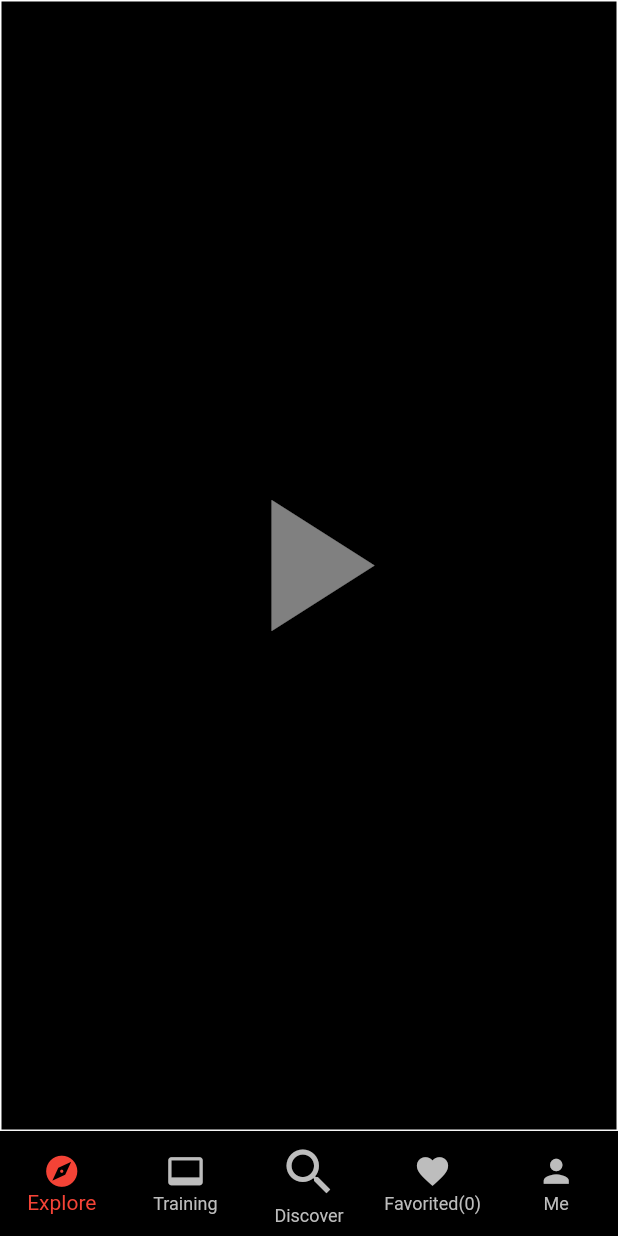
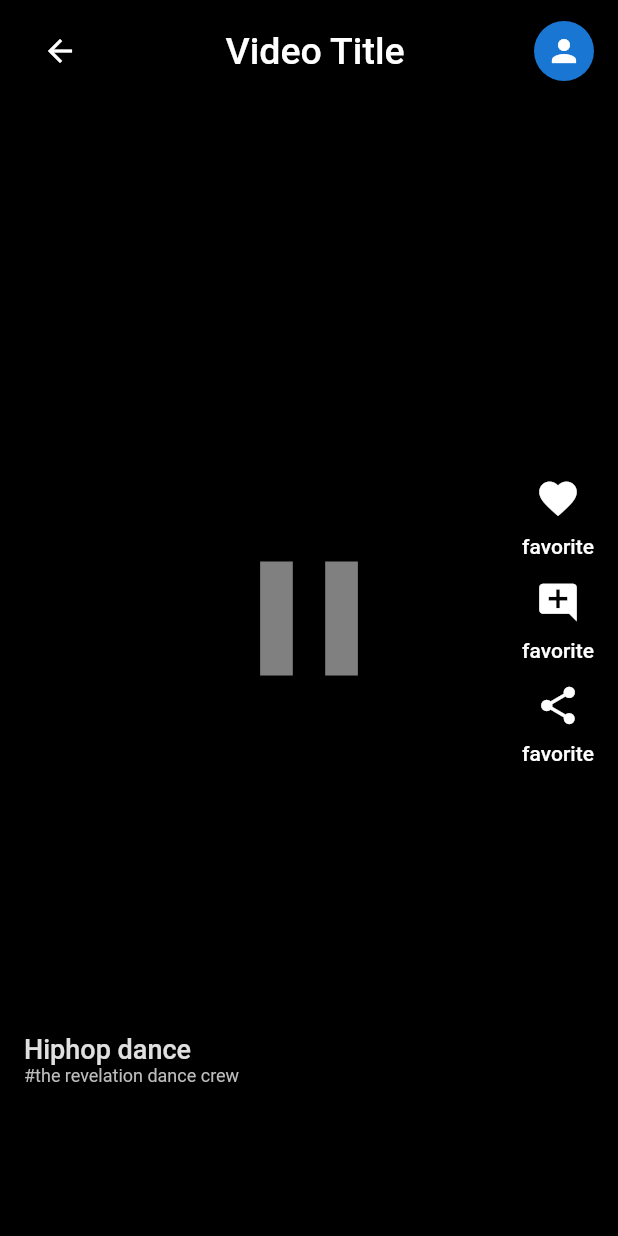
Before and after one commit to PaulVinSoft249/dance_trainin_app, a Flutter app: the screen it shows after launch, scrolled down 576 dp, after a tap on the "play arrow" icon, on a phone screen of 412 x 824 dp. Run offline on Flutter 3.47's test engine with Material 2 defaults, Android fonts, the phone set to English and light mode, and no system bars.

Commit message:
add some changes on nav

```diff
--- a/lib/main.dart
+++ b/lib/main.dart
@@ -1,4 +1,4 @@
-import 'package:dance_trainin_app/ui/pages/home_page.dart';
+import 'package:dance_trainin_app/pages/home_page.dart';
 import 'package:dance_trainin_app/view_models/app_models.dart';
 import 'package:flutter/material.dart';
 import 'package:provider/provider.dart';
--- /dev/null
+++ b/lib/pages/explore_page.dart
@@ -0,0 +1,97 @@
+import 'package:dance_trainin_app/pages/video_player_page.dart';
+import 'package:flutter/material.dart';
+
+class ExplorePage extends StatelessWidget {
+  @override
+  Widget build(BuildContext context) {
+    final screenSize = MediaQuery.of(context).size;
+    return PageView.builder(
+      scrollDirection: Axis.vertical,
+      physics: BouncingScrollPhysics(),
+      itemCount: 6,
+      itemBuilder: (ctx, i) {
+        return Container(
+          height: screenSize.height,
+          width: screenSize.width,
+          decoration: BoxDecoration(
+            color: Colors.black.withOpacity(.5),
+            border: Border.all(
+              color: Colors.white,
+              width: 0.1,
+            ),
+          ),
+          child: Stack(
+            children: <Widget>[
+              profileIcon(context),
+              playButton(context),
+              caption(context),
+            ],
+          ),
+        );
+      },
+    );
+  }
+
+  playButton(context) {
+    return Align(
+      alignment: Alignment.center,
+      child: IconButton(
+        // splashColor: Colors.transparent,
+        iconSize: 150,
+        color: Colors.white.withOpacity(.5),
+        icon: Icon(
+          Icons.play_arrow,
+        ),
+        onPressed: () {
+          print('play icon tapped');
+          Navigator.of(context)
+              .push(MaterialPageRoute(builder: (ctx) => VideoPlayerPage()));
+        },
+      ),
+    );
+  }
+
+  caption(BuildContext context) {
+    return Padding(
+      padding: const EdgeInsets.all(16.0),
+      child: Align(
+        alignment: Alignment.bottomLeft,
+        child: RichText(
+          text: TextSpan(
+            children: [
+              TextSpan(
+                text: 'Hiphop dance\n',
+                style: TextStyle(fontSize: 20, fontWeight: FontWeight.w500),
+              ),
+              TextSpan(
+                text: '#the revelation dance crew',
+                style: TextStyle(fontSize: 14, color: Colors.grey[400]),
+              ),
+            ],
+          ),
+        ),
+      ),
+    );
+  }
+}
+
+profileIcon(context) {
+  return Padding(
+    padding: const EdgeInsets.all(16.0),
+    child: Align(
+      alignment: Alignment.topRight,
+      child: Column(
+        children: <Widget>[
+          CircleAvatar(
+            child: Icon(Icons.person, color: Colors.black),
+            radius: 18,
+            // backgroundColor: Colors.white,
+          ),
+          SizedBox(height: 10),
+          Text('Neerd Paul'.toUpperCase(),
+              style: TextStyle(fontSize: 12, color: Colors.white60)),
+        ],
+      ),
+    ),
+  );
+}
--- a/lib/ui/pages/home_page.dart
+++ b/lib/pages/home_page.dart
@@ -1,4 +1,5 @@
-import 'package:dance_trainin_app/ui/pages/explore_page.dart';
+import 'package:dance_trainin_app/pages/explore_page.dart';
+import 'package:dance_trainin_app/pages/traing_vid_page.dart';
 import 'package:dance_trainin_app/widgets/nav_bar.dart';
 import 'package:flutter/material.dart';
 
@@ -42,7 +43,7 @@ class _HomePageState extends State<HomePage> {
             physics: NeverScrollableScrollPhysics(),
             children: <Widget>[
               ExplorePage(),
-              Container(color: Colors.yellow),
+              TraininVidPage(),
               Container(color: Colors.green),
               Container(color: Colors.pink),
               Container(color: Colors.lightBlue),
--- /dev/null
+++ b/lib/pages/video_player_page.dart
@@ -0,0 +1,143 @@
+import 'package:flutter/material.dart';
+
+class VideoPlayerPage extends StatefulWidget {
+  @override
+  _VideoPlayerPageState createState() => _VideoPlayerPageState();
+}
+
+class _VideoPlayerPageState extends State<VideoPlayerPage> {
+  bool isClick = false;
+  @override
+  Widget build(BuildContext context) {
+    final screenSize = MediaQuery.of(context).size;
+    return Scaffold(
+      backgroundColor: Colors.black,
+      body: SafeArea(
+        child: Container(
+          color: Colors.black,
+          height: screenSize.height,
+          width: screenSize.width,
+          child: Stack(
+            children: [
+              appbar(context),
+              rightIconsButtons(context),
+              playButton(context),
+              caption(context),
+            ],
+          ),
+        ),
+      ),
+    );
+  }
+
+  appbar(context) {
+    return Align(
+      alignment: Alignment.topCenter,
+      child: Padding(
+        padding: const EdgeInsets.symmetric(horizontal: 16, vertical: 10),
+        child: Row(
+          mainAxisAlignment: MainAxisAlignment.spaceBetween,
+          children: [
+            IconButton(
+              icon: Icon(
+                Icons.arrow_back,
+                color: Colors.white,
+              ),
+              onPressed: () {
+                Navigator.of(context).pop();
+              },
+            ),
+            Text('Video Title',
+                style: TextStyle(
+                    color: Colors.white,
+                    fontSize: 25,
+                    fontWeight: FontWeight.w500)),
+            CircleAvatar(
+              child: Icon(Icons.person),
+            ),
+          ],
+        ),
+      ),
+    );
+  }
+
+  rightIconsButtons(context) {
+    return Align(
+        alignment: Alignment.centerRight,
+        child: Padding(
+          padding: const EdgeInsets.all(16.0),
+          child: Column(
+            mainAxisAlignment: MainAxisAlignment.center,
+            children: <Widget>[
+              iconWithName('favorite', Icons.favorite, () {}),
+              SizedBox(height: 5),
+              iconWithName('favorite', Icons.add_comment, () {}),
+              SizedBox(height: 5),
+              iconWithName('favorite', Icons.share, () {}),
+              SizedBox(height: 5),
+            ],
+          ),
+        ));
+  }
+
+  iconWithName(String iconName, IconData icon, Function onTap) {
+    return Column(
+      children: <Widget>[
+        IconButton(
+          iconSize: 30,
+          icon: Icon(icon, color: Colors.white),
+          onPressed: onTap,
+        ),
+        Text(iconName,
+            style: TextStyle(
+                color: Colors.white,
+                // fontSize: 25,
+                fontWeight: FontWeight.w500)),
+      ],
+    );
+  }
+
+  playButton(BuildContext context) {
+    return Align(
+      alignment: Alignment.center,
+      child: IconButton(
+        onPressed: () {
+          setState(() {
+            isClick = !isClick;
+          });
+        },
+        iconSize: 130,
+        icon: Icon(
+          isClick ? Icons.play_arrow : Icons.pause,
+          color: Colors.white.withOpacity(.5),
+        ),
+      ),
+    );
+  }
+
+  caption(context) {
+    return Padding(
+      padding: const EdgeInsets.only(bottom: 100, left: 16),
+      child: Align(
+        alignment: Alignment.bottomLeft,
+        child: RichText(
+          text: TextSpan(
+            children: [
+              TextSpan(
+                text: 'Hiphop dance\n',
+                style: TextStyle(
+                    color: Colors.grey[300],
+                    fontSize: 18,
+                    fontWeight: FontWeight.w500),
+              ),
+              TextSpan(
+                text: '#the revelation dance crew',
+                style: TextStyle(fontSize: 12, color: Colors.grey[400]),
+              ),
+            ],
+          ),
+        ),
+      ),
+    );
+  }
+}
--- a/lib/ui/pages/explore_page.dart
+++ /dev/null
@@ -1,38 +0,0 @@
-import 'package:flutter/material.dart';
-
-class ExplorePage extends StatelessWidget {
-  @override
-  Widget build(BuildContext context) {
-    final screenSize = MediaQuery.of(context).size;
-    return PageView.builder(
-        scrollDirection: Axis.vertical,
-        physics: BouncingScrollPhysics(),
-        itemCount: 6,
-        itemBuilder: (ctx, i) {
-          return Container(
-            height: screenSize.height,
-            width: screenSize.width,
-            decoration: BoxDecoration(
-              color: Colors.black.withOpacity(.5),
-              border: Border.all(
-                color: Colors.white,
-              ),
-            ),
-            child: Stack(
-              children: <Widget>[
-                Align(
-                  child: IconButton(
-                    iconSize: 150,
-                    color: Colors.white.withOpacity(.5),
-                    icon: Icon(
-                      Icons.play_arrow,
-                    ),
-                    onPressed: () {},
-                  ),
-                ),
-              ],
-            ),
-          );
-        });
-  }
-}
--- a/lib/widgets/nav_bar.dart
+++ b/lib/widgets/nav_bar.dart
@@ -14,7 +14,7 @@ class NavBar extends StatelessWidget {
       selectedItemColor: Colors.red,
       currentIndex: pageIndex,
       onTap: onTap,
-      iconSize: 25,
+      iconSize: 20,
       items: [
         BottomNavigationBarItem(
           title: Text('Explore'),
```
Also changed, not shown: lib/pages/traing_vid_page.dart (added, +97 -0 lines).
